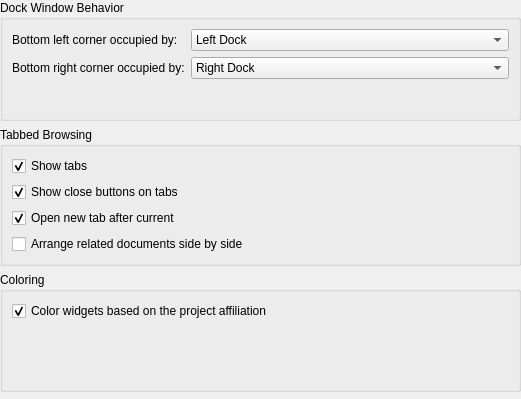
First picture: the form in kdevplatform/shell/settings/uiconfig.ui, repository KDE/kdevelop, before the edit.
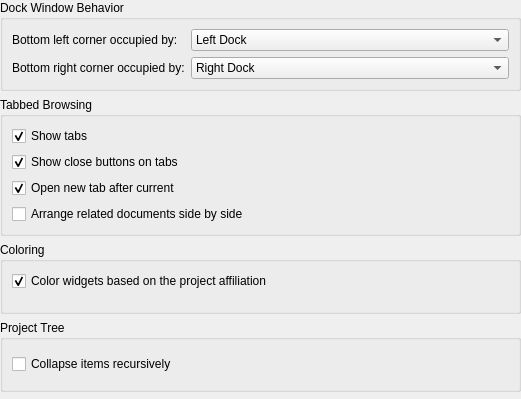
Second picture: the form after the edit.

Commit message: projectmanagerview: Add recursive project tree collapse

```diff
--- a/kdevplatform/shell/settings/uiconfig.ui
+++ b/kdevplatform/shell/settings/uiconfig.ui
@@ -161,6 +161,25 @@
      </layout>
     </widget>
    </item>
+   <item>
+    <widget class="QGroupBox" name="projectTreeGroupBox">
+     <property name="title">
+      <string comment="@title:group">Project Tree</string>
+     </property>
+     <layout class="QVBoxLayout" name="projectTreeLayout">
+      <item>
+       <widget class="QCheckBox" name="kcfg_RecursiveProjectTreeCollapse">
+        <property name="toolTip">
+         <string comment="@info:tooltip">Collapse all child items whenever an item in the project tree is collapsed.</string>
+        </property>
+        <property name="text">
+         <string comment="@option:check">Collapse items recursively</string>
+        </property>
+       </widget>
+      </item>
+     </layout>
+    </widget>
+   </item>
    <item>
     <spacer>
      <property name="orientation">
```
The commit also changes 2 other files.
